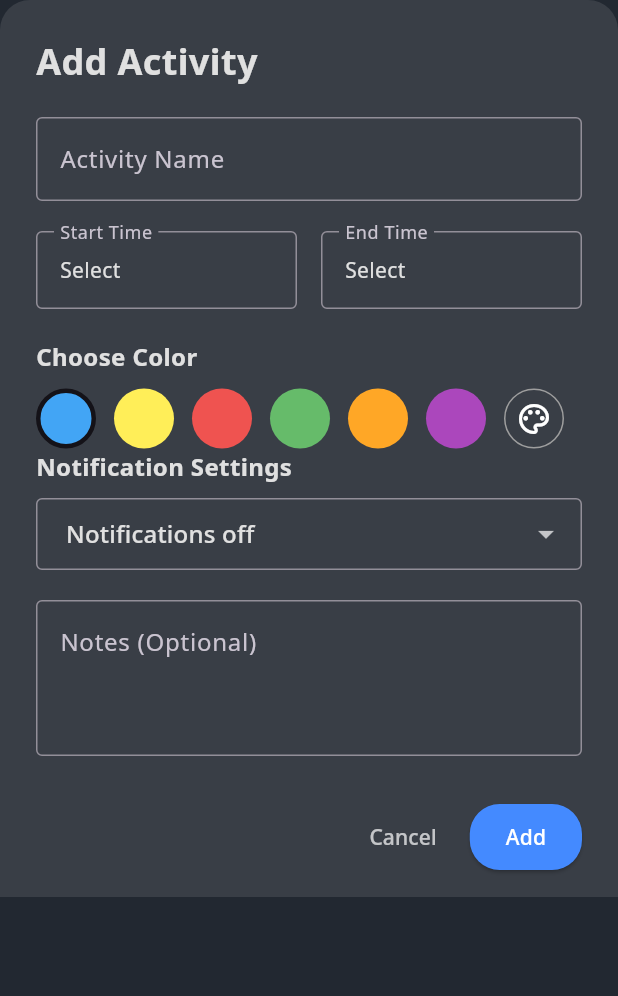
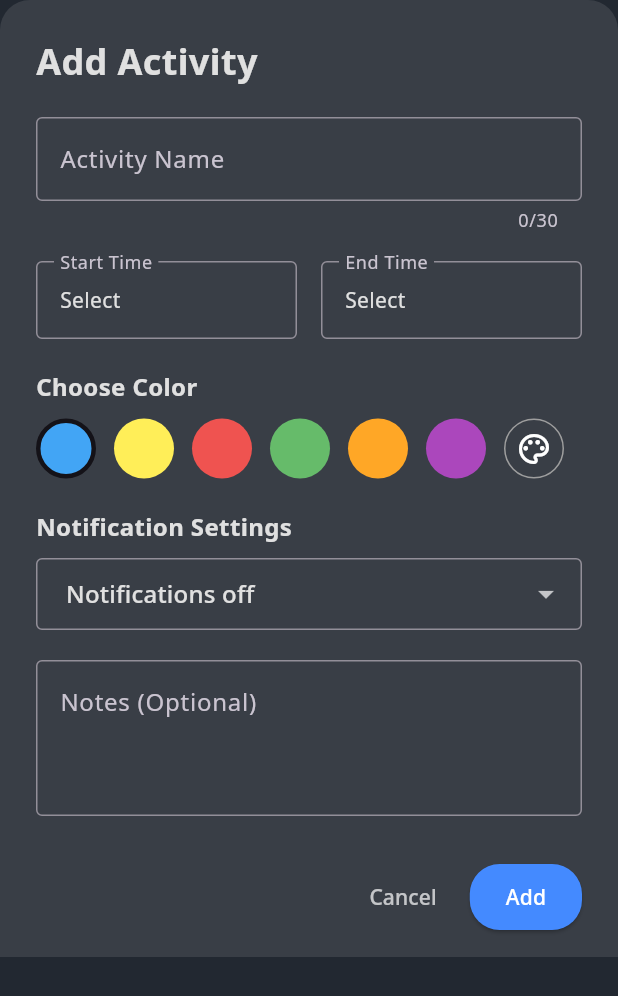
Before and after one commit to neastsy/planner, a Flutter app: the AddActivitySheet widget shown alone on an empty page, opened directly, on a phone screen of 412 x 824 dp. Shown: the top 996 px of the screen. Run offline on Flutter 3.47's test engine with Material 3 defaults, Android fonts, the phone set to English and light mode, and no system bars; our stand-ins replace flutter_colorpicker, flutter_local_notifications, flutter_timezone, google_fonts, hive, hive_flutter and 1 more; accounts and stored records are empty.

Commit message:
maxlength tittle sizedbox for notification

```diff
--- a/lib/widgets/add_activity_sheet.dart
+++ b/lib/widgets/add_activity_sheet.dart
@@ -222,6 +222,7 @@ class _AddActivitySheetState extends State<AddActivitySheet>
               const SizedBox(height: 20),
               TextFormField(
                 controller: _activityNameController,
+                maxLength: 30,
                 decoration: InputDecoration(
                     labelText: l10n.activityName,
                     border: const OutlineInputBorder()),
@@ -308,6 +309,7 @@ class _AddActivitySheetState extends State<AddActivitySheet>
                   ),
                 ],
               ),
+              const SizedBox(height: 20),
               Text(l10n.notificationSettings,
                   style: const TextStyle(
                       fontWeight: FontWeight.bold, fontSize: 16)),
```
